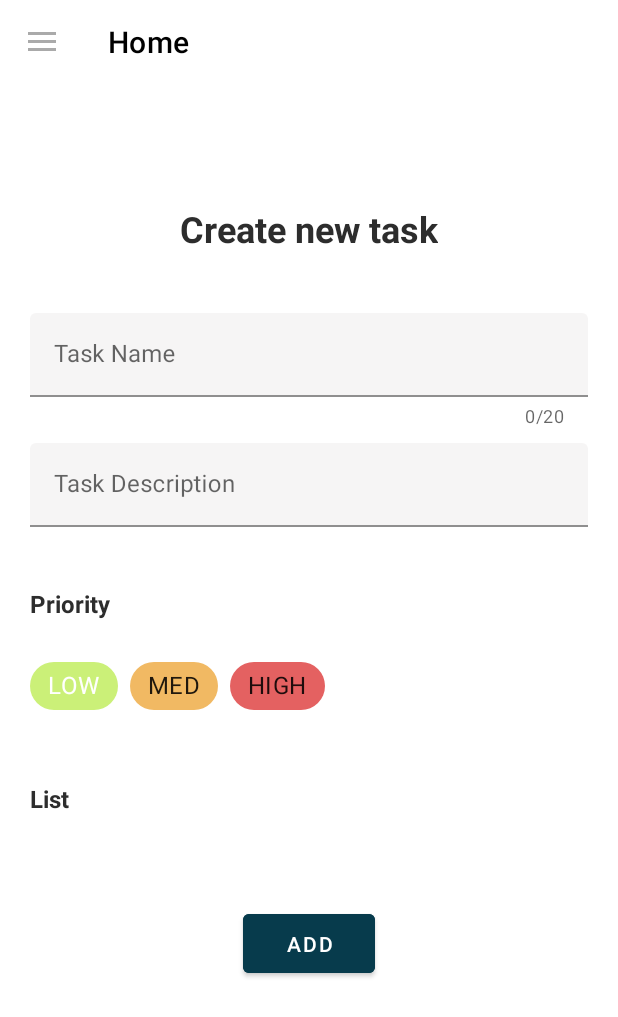
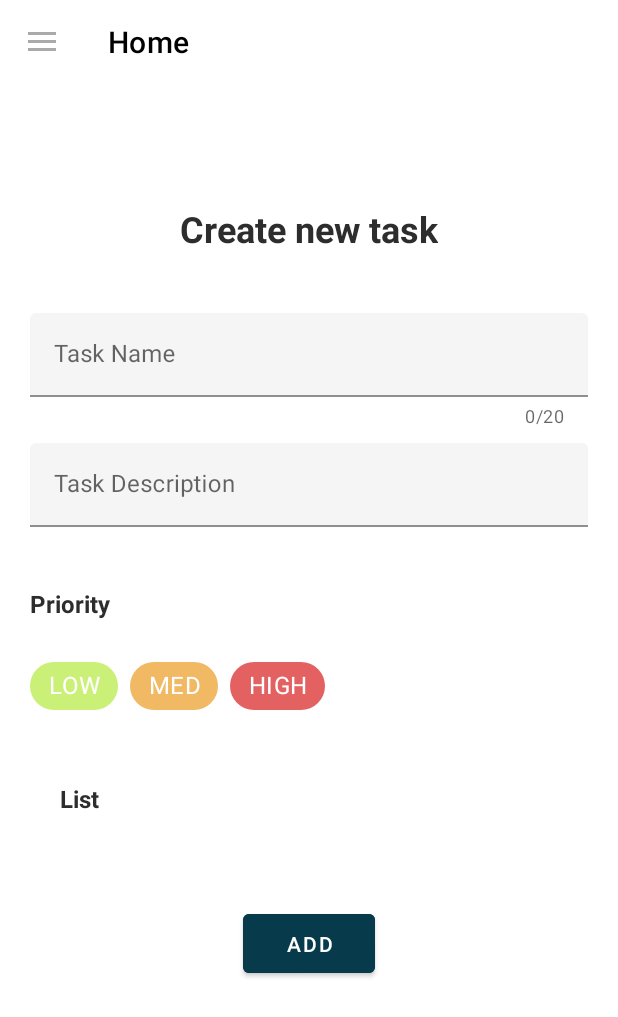
Before and after one commit to ercanpalta/ToDoApp-Android, an Android app: the screen it shows after launch (MainActivity), after a tap on an icon or button, on a phone screen of 412 x 824 dp. Shown: the top 1017 px of the screen. Run offline under Robolectric (Android 15) with nearby library versions, the phone set to English and light mode, and no system bars; our stand-ins replace Room's generated code, navigation-ui; 1 statement that could not run was skipped.

Commit message:
Add fragment updated to check inputs and priority chips changed

```diff
--- a/app/src/main/java/com/ercanpalta/todo/view/AddFragment.kt
+++ b/app/src/main/java/com/ercanpalta/todo/view/AddFragment.kt
@@ -5,6 +5,7 @@ import androidx.fragment.app.Fragment
 import android.view.LayoutInflater
 import android.view.View
 import android.view.ViewGroup
+import android.widget.Toast
 import androidx.core.content.ContextCompat
 import androidx.fragment.app.activityViewModels
 import com.ercanpalta.todo.R
@@ -39,32 +40,15 @@ class AddFragment : Fragment() {
         homeViewModel.listList.observe(viewLifecycleOwner) {
             listList.clear()
             listList.addAll(it)
-            val chipGroup = binding.chipList
-            chipGroup.removeAllViews()
-            for (list in listList){
-                println(listList.size)
-                if (list.name != "All" && list.name != "New List"){
-                    val chip = Chip(context)
-                    chip.apply {
-                        id = View.generateViewId()
-                        text = list.name
-                        setTextSize(16f)
-                        isCheckable = true
-                        setTextColor(ContextCompat.getColor(this.context,R.color.white))
-                        textAlignment = View.TEXT_ALIGNMENT_CENTER
-                        setChipBackgroundColorResource(list.color)
-                    }
-                    chipGroup.addView(chip)
-                }
+            addListChips(listList)
+        }
 
-            }
-
-        }
+        addPriorityChips()
 
         binding.addButton.setOnClickListener {
             val name = binding.editField.nameText.text.toString()
             val description = binding.editField.descriptionText.text.toString()
-            val priorityChipId = binding.priorityChipsLayout.priorityChipsGroup.checkedChipId
+            val priorityChipId = binding.priorityChipsGroup.checkedChipId
             val listChipId = binding.chipList.checkedChipId
             var listChip = homeViewModel.currentListName
             if(listChipId != -1){
@@ -73,21 +57,95 @@ class AddFragment : Fragment() {
 
 
             var priority = Priority.LOW
+            if(priorityChipId != -1){
+                when(priorityChipId){
+                    R.id.chip_low -> priority = Priority.LOW
+                    R.id.chip_medium -> priority = Priority.MEDIUM
+                    R.id.chip_high-> priority = Priority.HIGH
+                }
+            }
 
-            when(priorityChipId){
-                R.id.chip_low -> priority = Priority.LOW
-                R.id.chip_medium -> priority = Priority.MEDIUM
-                R.id.chip_high-> priority = Priority.HIGH
-            }
 
             val task = ToDo(name,priority,false,listChip)
             task.description = description
 
-            homeViewModel.addTask(task)
-            binding.editField.nameText.text?.clear()
-            binding.editField.descriptionText.text?.clear()
+            if (name.isNotEmpty() && description.isNotEmpty()){
+                homeViewModel.addTask(task)
+                binding.editField.nameText.text?.clear()
+                binding.editField.descriptionText.text?.clear()
+                binding.priorityChipsGroup.check(R.id.chip_low)
+                binding.chipList.clearCheck()
+            }else{
+                Toast.makeText(this.requireContext(),R.string.please_enter_task,Toast.LENGTH_LONG).show()
+            }
+
+
         }
 
     }
 
+    fun addListChips(listList:ArrayList<TaskList>){
+        val chipGroup = binding.chipList
+        chipGroup.removeAllViews()
+        for (list in listList){
+            println(listList.size)
+            if (list.name != "All" && list.name != "New List"){
+                val chip = Chip(context)
+                chip.apply {
+                    id = View.generateViewId()
+                    text = list.name
+                    setTextSize(16f)
+                    isCheckable = true
+                    setTextColor(ContextCompat.getColor(this.context,R.color.white))
+                    textAlignment = View.TEXT_ALIGNMENT_CENTER
+                    setChipBackgroundColorResource(list.color)
+                }
+                chipGroup.addView(chip)
+            }
+
+        }
+    }
+
+    fun addPriorityChips(){
+        val chipGroup = binding.priorityChipsGroup
+        chipGroup.removeAllViews()
+
+
+        val chipLow = Chip(context)
+        val chipMedium= Chip(context)
+        val chipHigh = Chip(context)
+        chipLow.apply {
+            id = R.id.chip_low
+            text = getString(R.string.low_priority)
+            setTextSize(16f)
+            isCheckable = true
+            setTextColor(ContextCompat.getColor(this.context,R.color.white))
+            textAlignment = View.TEXT_ALIGNMENT_CENTER
+            setChipBackgroundColorResource(R.color.low)
+        }
+        chipMedium.apply {
+            id = R.id.chip_medium
+            text = getString(R.string.medium_priority)
+            setTextSize(16f)
+            isCheckable = true
+            setTextColor(ContextCompat.getColor(this.context,R.color.white))
+            textAlignment = View.TEXT_ALIGNMENT_CENTER
+            setChipBackgroundColorResource(R.color.medium)
+        }
+        chipHigh.apply {
+            id = R.id.chip_high
+            text = getString(R.string.high_priority)
+            setTextSize(16f)
+            isCheckable = true
+            setTextColor(ContextCompat.getColor(this.context,R.color.white))
+            textAlignment = View.TEXT_ALIGNMENT_CENTER
+            setChipBackgroundColorResource(R.color.high)
+        }
+
+        chipGroup.addView(chipLow)
+        chipGroup.addView(chipMedium)
+        chipGroup.addView(chipHigh)
+
+    }
+
 }
--- a/app/src/main/res/layout/fragment_add.xml
+++ b/app/src/main/res/layout/fragment_add.xml
@@ -44,11 +44,13 @@
         app:layout_constraintTop_toBottomOf="@+id/editField" />
 
 
-    <include layout="@layout/priority_chips"
-        android:id="@+id/priority_chips_layout"
-        android:layout_width="wrap_content"
+    <com.google.android.material.chip.ChipGroup
+        android:id="@+id/priority_chips_group"
+        android:layout_width="match_parent"
         android:layout_height="wrap_content"
         android:layout_marginTop="20dp"
+        android:layout_marginHorizontal="20dp"
+        app:singleSelection="true"
         app:layout_constraintTop_toBottomOf="@id/priority_header"
         app:layout_constraintStart_toStartOf="@id/priority_header"/>
 
@@ -61,8 +63,8 @@
         android:textStyle="bold"
         android:textSize="16sp"
         android:text="@string/list"
-        app:layout_constraintStart_toStartOf="@+id/priority_chips_layout"
-        app:layout_constraintTop_toBottomOf="@+id/priority_chips_layout" />
+        app:layout_constraintStart_toStartOf="@+id/priority_chips_group"
+        app:layout_constraintTop_toBottomOf="@+id/priority_chips_group" />
 
     <com.google.android.material.chip.ChipGroup
         android:id="@+id/chip_list"
--- a/app/src/main/res/layout/priority_chips.xml
+++ /dev/null
@@ -1,39 +0,0 @@
-<?xml version="1.0" encoding="utf-8"?>
-<com.google.android.material.chip.ChipGroup
-    xmlns:android="http://schemas.android.com/apk/res/android"
-    android:id="@+id/priority_chips_group"
-    android:layout_width="match_parent"
-    android:layout_height="match_parent"
-    app:checkedChip="@id/chip_low"
-    xmlns:app="http://schemas.android.com/apk/res-auto"
-    app:singleSelection="true">
-
-    <com.google.android.material.chip.Chip
-        android:id="@+id/chip_low"
-        style="@style/Widget.MaterialComponents.Chip.Choice"
-        android:layout_width="wrap_content"
-        android:layout_height="wrap_content"
-        app:checkedIconVisible="true"
-        android:textSize="16sp"
-        android:backgroundTint="@color/low"
-        android:text="@string/low_priority"/>
-
-    <com.google.android.material.chip.Chip
-        android:id="@+id/chip_medium"
-        style="@style/Widget.MaterialComponents.Chip.Choice"
-        android:layout_width="wrap_content"
-        android:layout_height="wrap_content"
-        android:textSize="16sp"
-        android:backgroundTint="@color/medium"
-        android:text="@string/medium_priority"/>
-
-    <com.google.android.material.chip.Chip
-        android:id="@+id/chip_high"
-        style="@style/Widget.MaterialComponents.Chip.Choice"
-        android:layout_width="wrap_content"
-        android:layout_height="wrap_content"
-        android:textSize="16sp"
-        android:backgroundTint="@color/high"
-        android:text="@string/high_priority"/>
-
-</com.google.android.material.chip.ChipGroup>
--- /dev/null
+++ b/app/src/main/res/values/ids.xml
@@ -0,0 +1,6 @@
+<?xml version="1.0" encoding="utf-8"?>
+<resources>
+    <item name="chip_low" type="id"/>
+    <item name="chip_medium" type="id"/>
+    <item name="chip_high" type="id"/>
+</resources>
--- a/app/src/main/res/values/strings.xml
+++ b/app/src/main/res/values/strings.xml
@@ -40,4 +40,5 @@
     <string name="please_enter">Please enter name for list</string>
     <string name="list_add">Add New List</string>
     <string name="already_have">You already have a list with this name!</string>
+    <string name="please_enter_task">Please enter name and description!</string>
 </resources>
```
